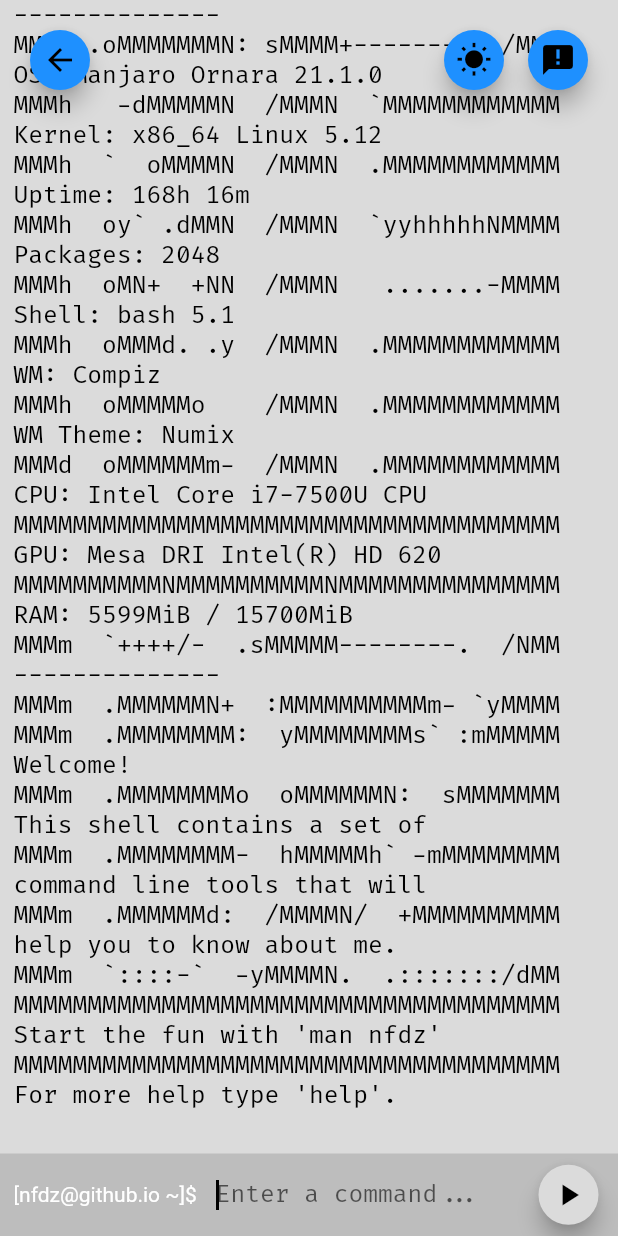
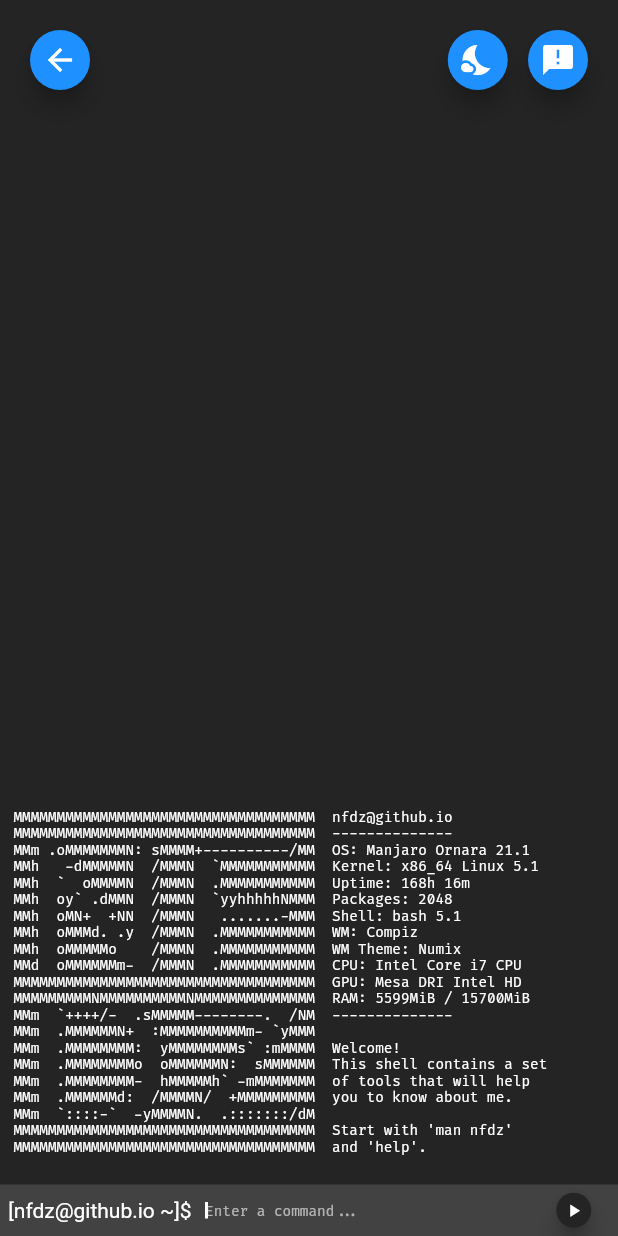
Before and after one commit to nfdz/FakeTerminal, a Flutter app: the screen it shows after launch, after a tap on the "play arrow" icon, on a phone screen of 412 x 824 dp. Run offline on Flutter 3.47's test engine with Material 2 defaults, Android fonts, the phone set to English and light mode, and no system bars; our stand-ins replace flutter_riverpod, riverpod, shared_preferences, sizer.

Commit message:
Implement responsive

```diff
--- a/src/fake_terminal/lib/core/commands/model/fake_command_wrapper.dart
+++ b/src/fake_terminal/lib/core/commands/model/fake_command_wrapper.dart
@@ -1,5 +1,6 @@
 import 'package:fake_terminal/core/commands/model/terminal_command.dart';
 import 'package:fake_terminal/core/fake_data/model/fake_data.dart';
+import 'package:fake_terminal/core/command_url/command_url_loader.dart';
 
 class FakeCommandWrapper extends TerminalCommand {
   final FakeCommand _fakeCommand;
--- a/src/fake_terminal/lib/core/terminal/presentation/terminal_entry_widget.dart
+++ b/src/fake_terminal/lib/core/terminal/presentation/terminal_entry_widget.dart
@@ -12,8 +12,7 @@
     if (entry.prefix?.isNotEmpty == true) {
       return RichText(
         text: TextSpan(
-          style:
-              isCommandType ? Theme.of(context).accentTextTheme.bodyText2 : Theme.of(context).accentTextTheme.bodyText1,
+          style: Theme.of(context).accentTextTheme.bodyText2,
           text: entry.prefix,
           children: <TextSpan>[
             TextSpan(
--- a/src/fake_terminal/lib/core/terminal/presentation/terminal_input_widget.dart
+++ b/src/fake_terminal/lib/core/terminal/presentation/terminal_input_widget.dart
@@ -5,10 +5,9 @@
 import 'package:flutter/scheduler.dart';
 import 'package:flutter/services.dart';
 import 'package:flutter_riverpod/flutter_riverpod.dart';
+import 'package:sizer/sizer.dart';
 
 class TerminalInputWidget extends StatefulWidget {
-  const TerminalInputWidget({Key? key}) : super(key: key);
-
   @override
   _TerminalInputWidgetState createState() => _TerminalInputWidgetState();
 }
@@ -22,16 +21,16 @@
   Widget build(BuildContext context) {
     return Container(
       width: double.infinity,
-      height: 55,
+      height: 25.sp,
       color: Theme.of(context).cardColor,
       child: Row(
         children: <Widget>[
-          SizedBox(width: 9),
+          SizedBox(width: 4.sp),
           Text(
             TerminalTexts.terminalInputPrefix,
             style: Theme.of(context).accentTextTheme.bodyText2,
           ),
-          SizedBox(width: 9),
+          SizedBox(width: 4.sp),
           Expanded(
             child: TerminalInputKeyboardListener(
               focusNode: _keyInputNode,
@@ -48,16 +47,24 @@
               ),
             ),
           ),
-          SizedBox(width: 9),
-          FloatingActionButton(
-            key: null,
-            backgroundColor: Theme.of(context).primaryColor,
-            onPressed: _onExecuteCommand,
-            mini: true,
-            tooltip: TerminalTexts.executeCommandTooltip,
-            child: Icon(Icons.play_arrow, color: Theme.of(context).textTheme.bodyText1?.color),
+          SizedBox(width: 4.sp),
+          Padding(
+            padding: EdgeInsets.symmetric(vertical: 4.sp),
+            child: FloatingActionButton(
+              key: null,
+              backgroundColor: Theme.of(context).primaryColor,
+              foregroundColor: Theme.of(context).primaryColor,
+              onPressed: _onExecuteCommand,
+              mini: true,
+              tooltip: TerminalTexts.executeCommandTooltip,
+              child: Icon(
+                Icons.play_arrow,
+                color: Theme.of(context).textTheme.bodyText1?.color,
+                size: 10.sp,
+              ),
+            ),
           ),
-          SizedBox(width: 9),
+          SizedBox(width: 4.sp),
         ],
       ),
     );
@@ -94,7 +101,7 @@
   final String hintText;
   final Function onExecuteCommand;
 
-  const TerminalInputTextField({
+  TerminalInputTextField({
     Key? key,
     required this.focusNode,
     required this.controller,
@@ -117,6 +124,8 @@
       decoration: InputDecoration(
         border: InputBorder.none,
         hintText: this.hintText,
+        isCollapsed: true,
+        contentPadding: EdgeInsets.zero,
       ),
       onEditingComplete: () => this.onExecuteCommand(),
     );
--- a/src/fake_terminal/lib/core/terminal/presentation/terminal_widget.dart
+++ b/src/fake_terminal/lib/core/terminal/presentation/terminal_widget.dart
@@ -17,7 +17,7 @@
               Expanded(
                 child: const TerminalOutputWidget(),
               ),
-              const TerminalInputWidget(),
+              TerminalInputWidget(),
             ]),
             Align(
               alignment: Alignment.topLeft,
@@ -30,7 +30,7 @@
               alignment: Alignment.topRight,
               child: Padding(
                 padding: _kTopIconsPadding,
-                child: const TopMenuWidget(),
+                child: TopMenuWidget(),
               ),
             )
           ],
--- a/src/fake_terminal/lib/core/terminal/presentation/top_back_widget.dart
+++ b/src/fake_terminal/lib/core/terminal/presentation/top_back_widget.dart
@@ -16,7 +16,6 @@
             tooltip: TerminalTexts.exitTooltip,
             child: Icon(
               Icons.arrow_back,
-              color: Theme.of(context).textTheme.bodyText1?.color,
             ),
           )
         : SizedBox();
--- a/src/fake_terminal/lib/core/terminal/presentation/top_menu_widget.dart
+++ b/src/fake_terminal/lib/core/terminal/presentation/top_menu_widget.dart
@@ -2,10 +2,9 @@
 import 'package:fake_terminal/core/theme/theme.dart';
 import 'package:flutter/material.dart';
 import 'package:flutter_riverpod/flutter_riverpod.dart';
+import 'package:sizer/sizer.dart';
 
 class TopMenuWidget extends ConsumerWidget {
-  const TopMenuWidget({Key? key}) : super(key: key);
-
   @override
   Widget build(BuildContext context, ScopedReader watch) {
     final theme = watch(themeProvider);
@@ -19,10 +18,9 @@
           tooltip: TerminalTexts.toggleThemeTooltip,
           child: Icon(
             theme == ThemeSettings.dark ? Icons.nights_stay : Icons.wb_sunny,
-            color: Theme.of(context).textTheme.bodyText1?.color,
           ),
         ),
-        SizedBox(width: 8.0),
+        SizedBox(width: 4.sp),
         FloatingActionButton(
           key: null,
           mini: true,
@@ -30,7 +28,6 @@
           tooltip: TerminalTexts.infoTooltip,
           child: Icon(
             Icons.announcement,
-            color: Theme.of(context).textTheme.bodyText1?.color,
           ),
         ),
       ],
--- a/src/fake_terminal/lib/core/texts/terminal_texts.dart
+++ b/src/fake_terminal/lib/core/texts/terminal_texts.dart
@@ -1,26 +1,26 @@
 class TerminalTexts {
   static const String welcomeText = """
-MMMMMMMMMMMMMMMMMMMMMMMMMMMMMMMMMMMMM  nfdz@github.io
-MMMMMMMMMMMMMMMMMMMMMMMMMMMMMMMMMMMMM  --------------
-MMMm .oMMMMMMMN: sMMMM+----------/MMM  OS: Manjaro Ornara 21.1.0
-MMMh   -dMMMMMN  /MMMN  `MMMMMMMMMMMM  Kernel: x86_64 Linux 5.12
-MMMh  `  oMMMMN  /MMMN  .MMMMMMMMMMMM  Uptime: 168h 16m
-MMMh  oy` .dMMN  /MMMN  `yyhhhhhNMMMM  Packages: 2048
-MMMh  oMN+  +NN  /MMMN   .......-MMMM  Shell: bash 5.1
-MMMh  oMMMd. .y  /MMMN  .MMMMMMMMMMMM  WM: Compiz
-MMMh  oMMMMMo    /MMMN  .MMMMMMMMMMMM  WM Theme: Numix
-MMMd  oMMMMMMm-  /MMMN  .MMMMMMMMMMMM  CPU: Intel Core i7-7500U CPU
-MMMMMMMMMMMMMMMMMMMMMMMMMMMMMMMMMMMMM  GPU: Mesa DRI Intel(R) HD 620
-MMMMMMMMMMNMMMMMMMMMMNMMMMMMMMMMMMMMM  RAM: 5599MiB / 15700MiB
-MMMm  `++++/-  .sMMMMM--------.  /NMM  --------------
-MMMm  .MMMMMMN+  :MMMMMMMMMMm- `yMMMM
-MMMm  .MMMMMMMM:  yMMMMMMMMs` :mMMMMM  Welcome!
-MMMm  .MMMMMMMMo  oMMMMMMN:  sMMMMMMM  This shell contains a set of
-MMMm  .MMMMMMMM-  hMMMMMh` -mMMMMMMMM  command line tools that will
-MMMm  .MMMMMMd:  /MMMMN/  +MMMMMMMMMM  help you to know about me.
-MMMm  `::::-`  -yMMMMN.  .:::::::/dMM
-MMMMMMMMMMMMMMMMMMMMMMMMMMMMMMMMMMMMM  Start the fun with 'man nfdz'
-MMMMMMMMMMMMMMMMMMMMMMMMMMMMMMMMMMMMM  For more help type 'help'.
+MMMMMMMMMMMMMMMMMMMMMMMMMMMMMMMMMMM  nfdz@github.io
+MMMMMMMMMMMMMMMMMMMMMMMMMMMMMMMMMMM  --------------
+MMm .oMMMMMMMN: sMMMM+----------/MM  OS: Manjaro Ornara 21.1
+MMh   -dMMMMMN  /MMMN  `MMMMMMMMMMM  Kernel: x86_64 Linux 5.1
+MMh  `  oMMMMN  /MMMN  .MMMMMMMMMMM  Uptime: 168h 16m
+MMh  oy` .dMMN  /MMMN  `yyhhhhhNMMM  Packages: 2048
+MMh  oMN+  +NN  /MMMN   .......-MMM  Shell: bash 5.1
+MMh  oMMMd. .y  /MMMN  .MMMMMMMMMMM  WM: Compiz
+MMh  oMMMMMo    /MMMN  .MMMMMMMMMMM  WM Theme: Numix
+MMd  oMMMMMMm-  /MMMN  .MMMMMMMMMMM  CPU: Intel Core i7 CPU
+MMMMMMMMMMMMMMMMMMMMMMMMMMMMMMMMMMM  GPU: Mesa DRI Intel HD
+MMMMMMMMMNMMMMMMMMMMNMMMMMMMMMMMMMM  RAM: 5599MiB / 15700MiB
+MMm  `++++/-  .sMMMMM--------.  /NM  --------------
+MMm  .MMMMMMN+  :MMMMMMMMMMm- `yMMM
+MMm  .MMMMMMMM:  yMMMMMMMMs` :mMMMM  Welcome!
+MMm  .MMMMMMMMo  oMMMMMMN:  sMMMMMM  This shell contains a set
+MMm  .MMMMMMMM-  hMMMMMh` -mMMMMMMM  of tools that will help
+MMm  .MMMMMMd:  /MMMMN/  +MMMMMMMMM  you to know about me.
+MMm  `::::-`  -yMMMMN.  .:::::::/dM
+MMMMMMMMMMMMMMMMMMMMMMMMMMMMMMMMMMM  Start with 'man nfdz'
+MMMMMMMMMMMMMMMMMMMMMMMMMMMMMMMMMMM  and 'help'.
 """;
   static const String appName = "Terminal - nfdz";
   static const String terminalInputPrefix = "[nfdz@github.io ~]\$ ";
--- a/src/fake_terminal/lib/core/theme/local/theme_persistence.dart
+++ b/src/fake_terminal/lib/core/theme/local/theme_persistence.dart
@@ -1,9 +1,8 @@
-import 'package:fake_terminal/core/theme/local/theme_system.dart';
 import 'package:fake_terminal/core/theme/model/theme_settings.dart';
 import 'package:shared_preferences/shared_preferences.dart';
 
 abstract class ThemePersistence {
-  Future<ThemeSettings> fetchThemeSettings();
+  Future<ThemeSettings?> fetchThemeSettings();
   Future<void> saveThemeSettings(ThemeSettings theme);
 }
 
@@ -11,10 +10,10 @@
   static const _kThemeSettingsKey = "theme";
 
   @override
-  Future<ThemeSettings> fetchThemeSettings() async {
+  Future<ThemeSettings?> fetchThemeSettings() async {
     SharedPreferences prefs = await SharedPreferences.getInstance();
     final savedTheme = prefs.getInt(_kThemeSettingsKey);
-    return savedTheme != null ? ThemeSettings.values[savedTheme] : getDefaultThemeFromSystem();
+    return savedTheme != null ? ThemeSettings.values[savedTheme] : null;
   }
 
   @override
--- a/src/fake_terminal/lib/core/theme/local/theme_system.dart
+++ /dev/null
@@ -1,13 +0,0 @@
-import 'package:fake_terminal/core/theme/model/theme_settings.dart';
-import 'package:flutter/material.dart';
-import 'package:flutter/scheduler.dart';
-import 'package:logging/logging.dart';
-
-final Logger _kLogger = Logger("ThemeSystem");
-
-ThemeSettings getDefaultThemeFromSystem() {
-  final brightness = SchedulerBinding.instance?.window.platformBrightness;
-  _kLogger.log(Level.FINE, "(getDefaultThemeFromSystem) System.Brightness: $brightness");
-  final isSystemThemeLight = brightness == Brightness.light;
-  return isSystemThemeLight ? ThemeSettings.light : ThemeSettings.dark;
-}
--- a/src/fake_terminal/lib/core/theme/model/dark_theme_data.dart
+++ b/src/fake_terminal/lib/core/theme/model/theme_settings.dark.dart
@@ -1,6 +1,4 @@
-import 'package:flutter/material.dart';
-
-final darkThemeData = _createDarkTheme();
+part of 'theme_settings.dart';
 
 ThemeData _createDarkTheme() {
   final baseTheme = ThemeData.dark();
@@ -9,6 +7,7 @@
   final accentColor = Color(0xff1e90ff);
   final accentTextColor = Color(0xff72d5a3);
   final textColor = Colors.white;
+  final fontSizeBody = 6.8.sp;
 
   return baseTheme.copyWith(
     accentColor: accentColor,
@@ -25,16 +24,17 @@
     ),
     floatingActionButtonTheme: baseTheme.floatingActionButtonTheme.copyWith(
       backgroundColor: accentColor,
+      foregroundColor: Colors.white,
     ),
     textTheme: baseTheme.textTheme
         .copyWith(
-            bodyText1: baseTheme.textTheme.bodyText1?.copyWith(fontSize: 16),
-            bodyText2: baseTheme.textTheme.bodyText2?.copyWith(fontSize: 16, fontWeight: FontWeight.bold))
+            bodyText1: baseTheme.textTheme.bodyText1?.copyWith(fontSize: fontSizeBody),
+            bodyText2: baseTheme.textTheme.bodyText2?.copyWith(fontSize: fontSizeBody, fontWeight: FontWeight.bold))
         .apply(fontFamily: 'FiraCode', bodyColor: textColor),
     accentTextTheme: baseTheme.textTheme
         .copyWith(
-            bodyText1: baseTheme.textTheme.bodyText1?.copyWith(fontSize: 16),
-            bodyText2: baseTheme.textTheme.bodyText2?.copyWith(fontSize: 16, fontWeight: FontWeight.bold))
+            bodyText1: baseTheme.textTheme.bodyText1?.copyWith(fontSize: fontSizeBody),
+            bodyText2: baseTheme.textTheme.bodyText2?.copyWith(fontSize: fontSizeBody, fontWeight: FontWeight.bold))
         .apply(fontFamily: 'FiraCode', bodyColor: accentTextColor),
   );
 }
--- a/src/fake_terminal/lib/core/theme/model/theme_settings.dart
+++ b/src/fake_terminal/lib/core/theme/model/theme_settings.dart
@@ -1,6 +1,8 @@
-import 'package:fake_terminal/core/theme/model/dark_theme_data.dart';
-import 'package:fake_terminal/core/theme/model/light_theme_data.dart';
 import 'package:flutter/material.dart';
+import 'package:sizer/sizer.dart';
+
+part 'theme_settings.dark.dart';
+part 'theme_settings.light.dart';
 
 enum ThemeSettings { dark, light }
 
@@ -8,9 +10,9 @@
   ThemeData get data {
     switch (this) {
       case ThemeSettings.dark:
-        return darkThemeData;
+        return _createDarkTheme();
       case ThemeSettings.light:
-        return lightThemeData;
+        return _createLightTheme();
     }
   }
 }
--- a/src/fake_terminal/lib/core/theme/model/light_theme_data.dart
+++ b/src/fake_terminal/lib/core/theme/model/theme_settings.light.dart
@@ -1,14 +1,13 @@
-import 'package:flutter/material.dart';
-
-final lightThemeData = _createLightTheme();
+part of 'theme_settings.dart';
 
 ThemeData _createLightTheme() {
   final baseTheme = ThemeData.light();
-  final primaryColor = Color(0xFFdbdbdb);
+  final primaryColor = Color(0xFFF8F8F8);
   final darkPrimaryColor = Color(0xffbdbdbd);
   final accentColor = Color(0xff1e90ff);
   final accentTextColor = Color(0xff8e2a5c);
   final textColor = Colors.black;
+  final fontSizeBody = 6.8.sp;
 
   return baseTheme.copyWith(
     accentColor: accentColor,
@@ -25,16 +24,17 @@
     ),
     floatingActionButtonTheme: baseTheme.floatingActionButtonTheme.copyWith(
       backgroundColor: accentColor,
+      foregroundColor: Colors.white,
     ),
     textTheme: baseTheme.textTheme
         .copyWith(
-            bodyText1: baseTheme.textTheme.bodyText1?.copyWith(fontSize: 16),
-            bodyText2: baseTheme.textTheme.bodyText2?.copyWith(fontSize: 16, fontWeight: FontWeight.bold))
+            bodyText1: baseTheme.textTheme.bodyText1?.copyWith(fontSize: fontSizeBody),
+            bodyText2: baseTheme.textTheme.bodyText2?.copyWith(fontSize: fontSizeBody, fontWeight: FontWeight.bold))
         .apply(fontFamily: 'FiraCode', bodyColor: textColor),
     accentTextTheme: baseTheme.textTheme
         .copyWith(
-            bodyText1: baseTheme.textTheme.bodyText1?.copyWith(fontSize: 16),
-            bodyText2: baseTheme.textTheme.bodyText2?.copyWith(fontSize: 16, fontWeight: FontWeight.bold))
+            bodyText1: baseTheme.textTheme.bodyText1?.copyWith(fontSize: fontSizeBody),
+            bodyText2: baseTheme.textTheme.bodyText2?.copyWith(fontSize: fontSizeBody, fontWeight: FontWeight.bold))
         .apply(fontFamily: 'FiraCode', bodyColor: accentTextColor),
   );
 }
--- a/src/fake_terminal/lib/core/theme/provider/theme_provider.dart
+++ b/src/fake_terminal/lib/core/theme/provider/theme_provider.dart
@@ -1,5 +1,4 @@
 import 'package:fake_terminal/core/theme/local/theme_persistence.dart';
-import 'package:fake_terminal/core/theme/local/theme_system.dart';
 import 'package:fake_terminal/core/theme/model/theme_settings.dart';
 import 'package:riverpod/riverpod.dart';
 
@@ -8,14 +7,19 @@
 });
 
 class ThemeNotifier extends StateNotifier<ThemeSettings> {
+  static const _kDefaultTheme = ThemeSettings.dark;
+
   final ThemePersistence _persistence;
 
-  ThemeNotifier(this._persistence) : super(getDefaultThemeFromSystem()) {
+  ThemeNotifier(this._persistence) : super(_kDefaultTheme) {
     _initState();
   }
 
   void _initState() async {
-    state = await _persistence.fetchThemeSettings();
+    final savedTheme = await _persistence.fetchThemeSettings();
+    if (savedTheme != null) {
+      state = savedTheme;
+    }
   }
 
   ThemeSettings get theme {
--- a/src/fake_terminal/lib/main.dart
+++ b/src/fake_terminal/lib/main.dart
@@ -5,11 +5,16 @@
 import 'package:flutter/material.dart';
 import 'package:flutter_riverpod/flutter_riverpod.dart';
 import 'package:logging/logging.dart';
+import 'package:sizer/sizer.dart';
 
 void main() {
   _setupLogger();
   runApp(
-    const ProviderScope(child: FakeTerminalApp()),
+    ProviderScope(
+      child: Sizer(builder: (context, orientation, screenType) {
+        return FakeTerminalApp();
+      }),
+    ),
   );
 }
 
@@ -31,6 +36,7 @@
   Widget build(BuildContext context, ScopedReader watch) {
     final theme = watch(themeProvider);
     return MaterialApp(
+      debugShowCheckedModeBanner: false,
       title: TerminalTexts.appName,
       theme: theme.data,
       home: MainPage(),
```
Also changed, not shown: 1 other file.
